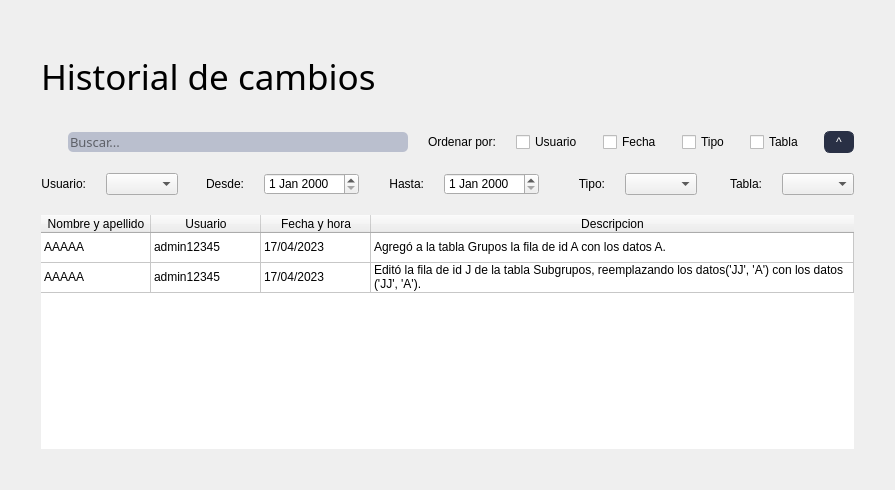
This is blustock/uis/historial.ui in MaxAPBusiness/Blustock as Qt 5 draws it before an edit. The edited form follows.
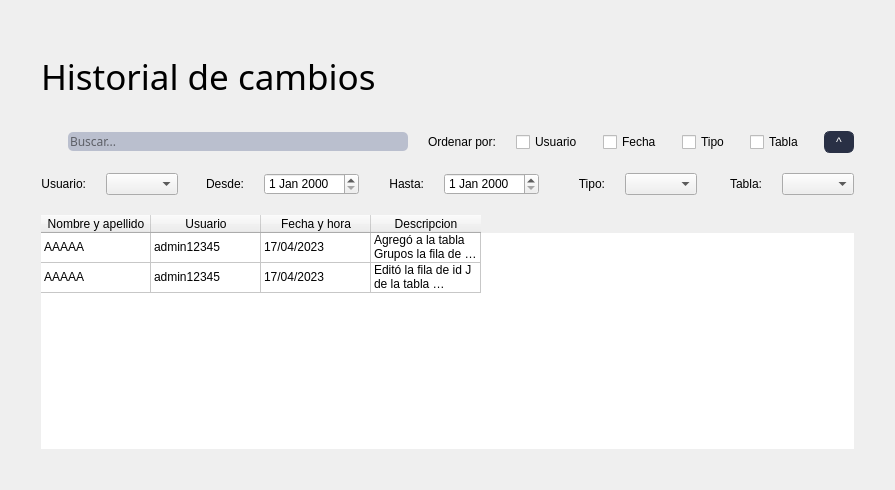
This is the edited form. Icons and pictures are not drawn.

What changed in the file:
```diff
--- a/blustock/uis/historial.ui
+++ b/blustock/uis/historial.ui
@@ -222,8 +222,7 @@
          </property>
          <property name="font">
           <font>
-           <family>Oswald</family>
-           <pointsize>10</pointsize>
+           <family>Oswald,sans-serif</family>
            <weight>50</weight>
            <bold>false</bold>
           </font>
@@ -401,7 +400,7 @@
         <bool>true</bool>
        </attribute>
        <attribute name="horizontalHeaderStretchLastSection">
-        <bool>true</bool>
+        <bool>false</bool>
        </attribute>
        <attribute name="verticalHeaderVisible">
         <bool>false</bool>
```
Left out of the diff: 2 changed lines with no effect on the pictures.
